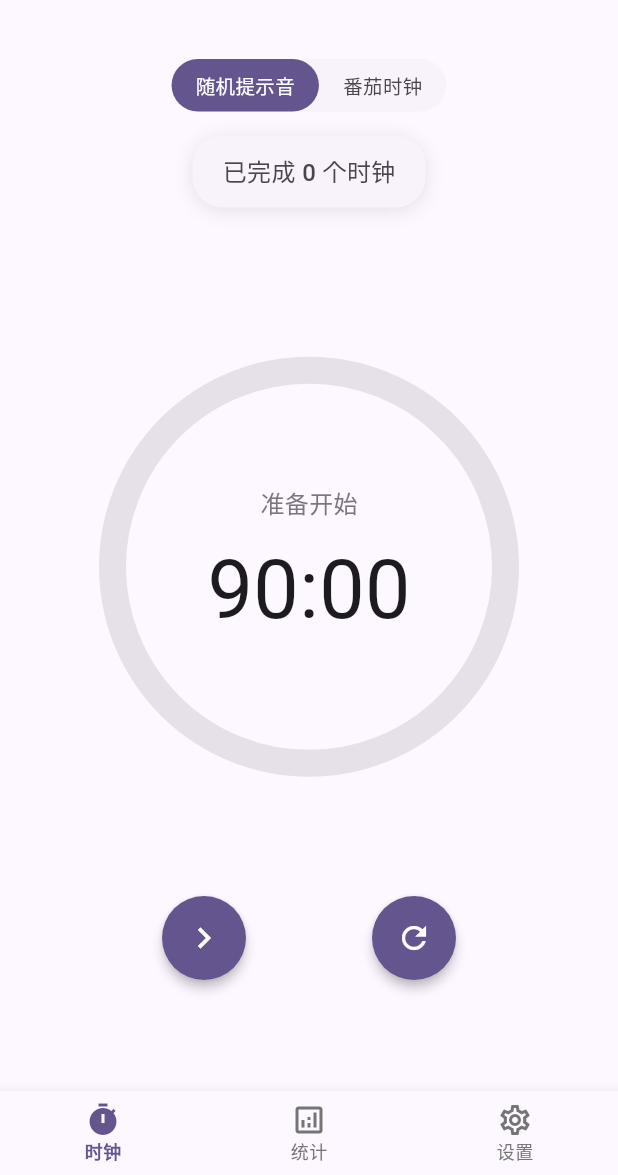
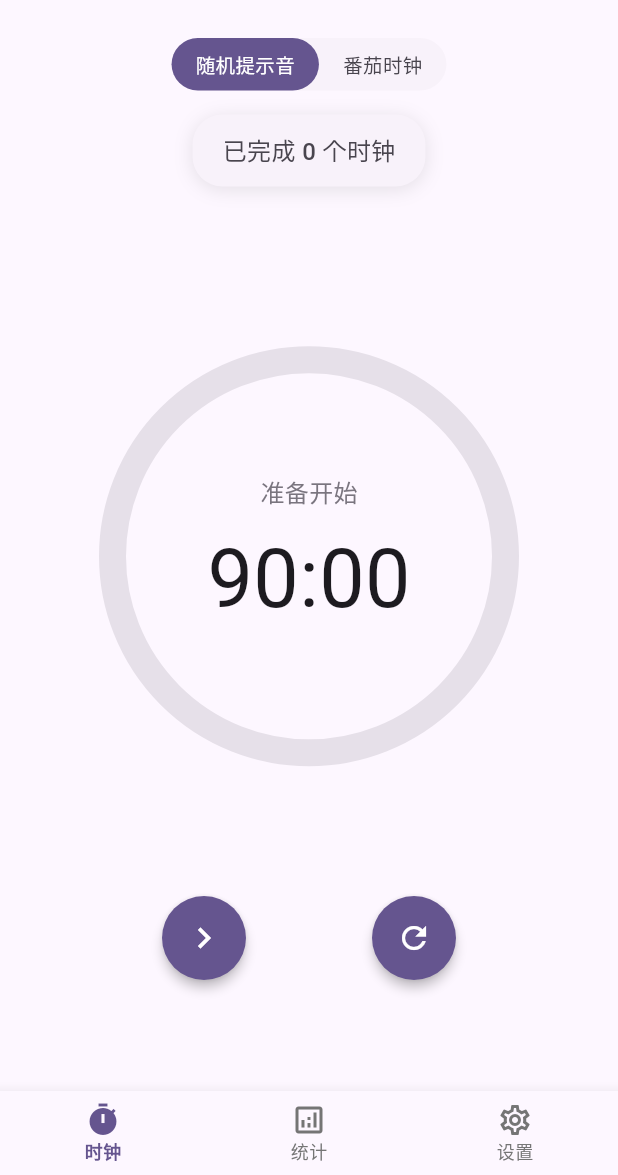
Before and after one commit to Merack/time_machine, a Flutter app: the screen it shows after launch, on a phone screen of 412 x 824 dp, the part 61-1236 px from its top. Run offline on Flutter 3.47's test engine with Material 3 defaults, Android fonts, the phone set to English and light mode, and no system bars; our stand-ins replace audioplayers, device_info_plus, file_picker, flutter_local_notifications, get, package_info_plus and 1 more; missing offline and left inert: flutter_background_service, mmkv; accounts and stored records are empty; statements that could not run were skipped.

Commit message:
ui: adjust home page UI

```diff
--- a/lib/page/home/view.dart
+++ b/lib/page/home/view.dart
@@ -58,7 +58,7 @@ class HomePage extends StatelessWidget {
             ),))),
         body: SafeArea(
           child: Padding(
-            padding: const EdgeInsets.all(24.0),
+            padding: const EdgeInsets.fromLTRB(24, 10, 24, 24),
             child: Column(
               children: [
                 // 模式切换
@@ -94,7 +94,7 @@ class HomePage extends StatelessWidget {
 
   // 构建模式切换控件
   Widget _buildModeToggle(BuildContext context, bool isZenMode, Color textColor, Color surfaceColor) {
-    if (isZenMode) return const SizedBox.shrink();
+    if (isZenMode) return const SizedBox(height: 30);
     final theme = Theme.of(context);
 
     return Obx(() {
```
